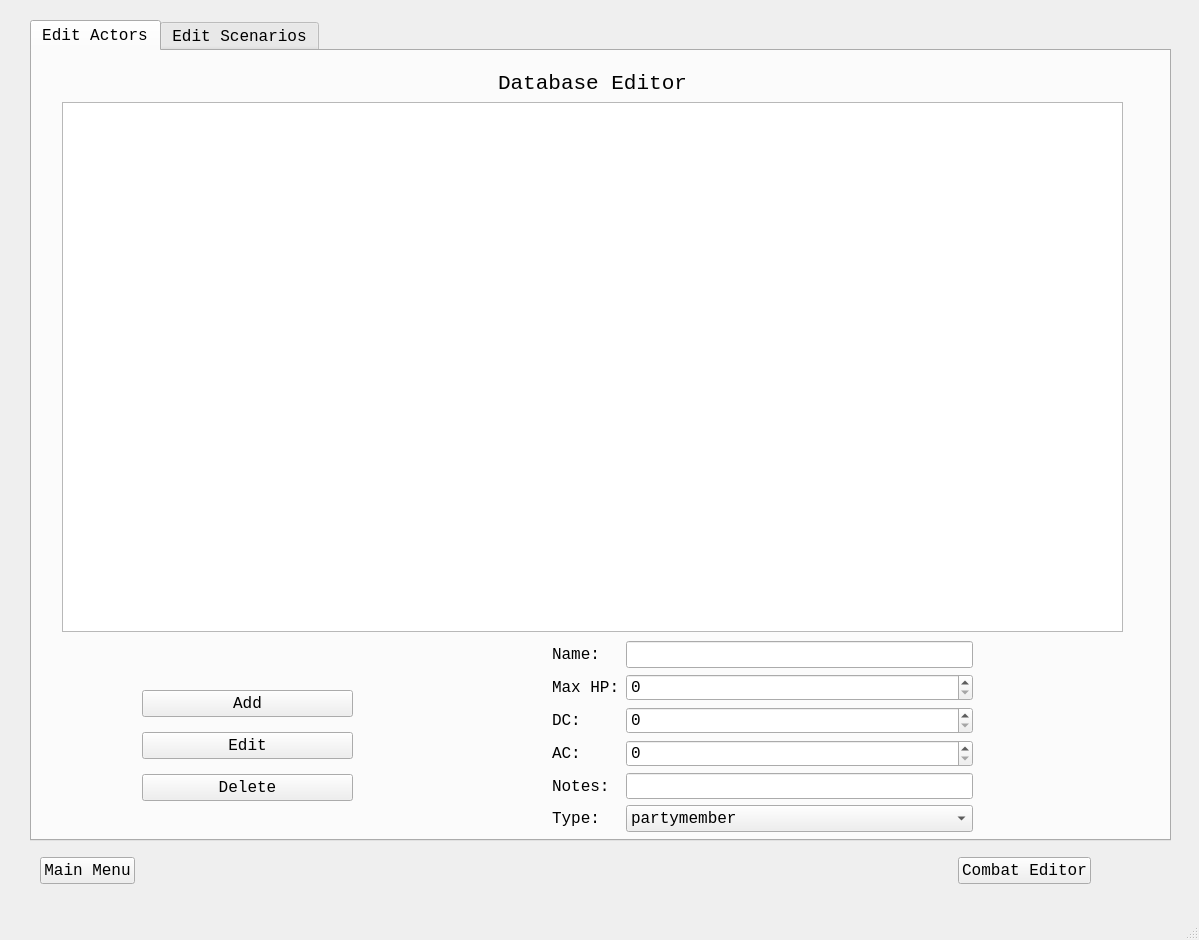
Before: the Qt Designer form Dnd-Combat-Tracker/mainwindow.ui in taintedbones/Dnd-Combat-Tracker, drawn with Qt 5.
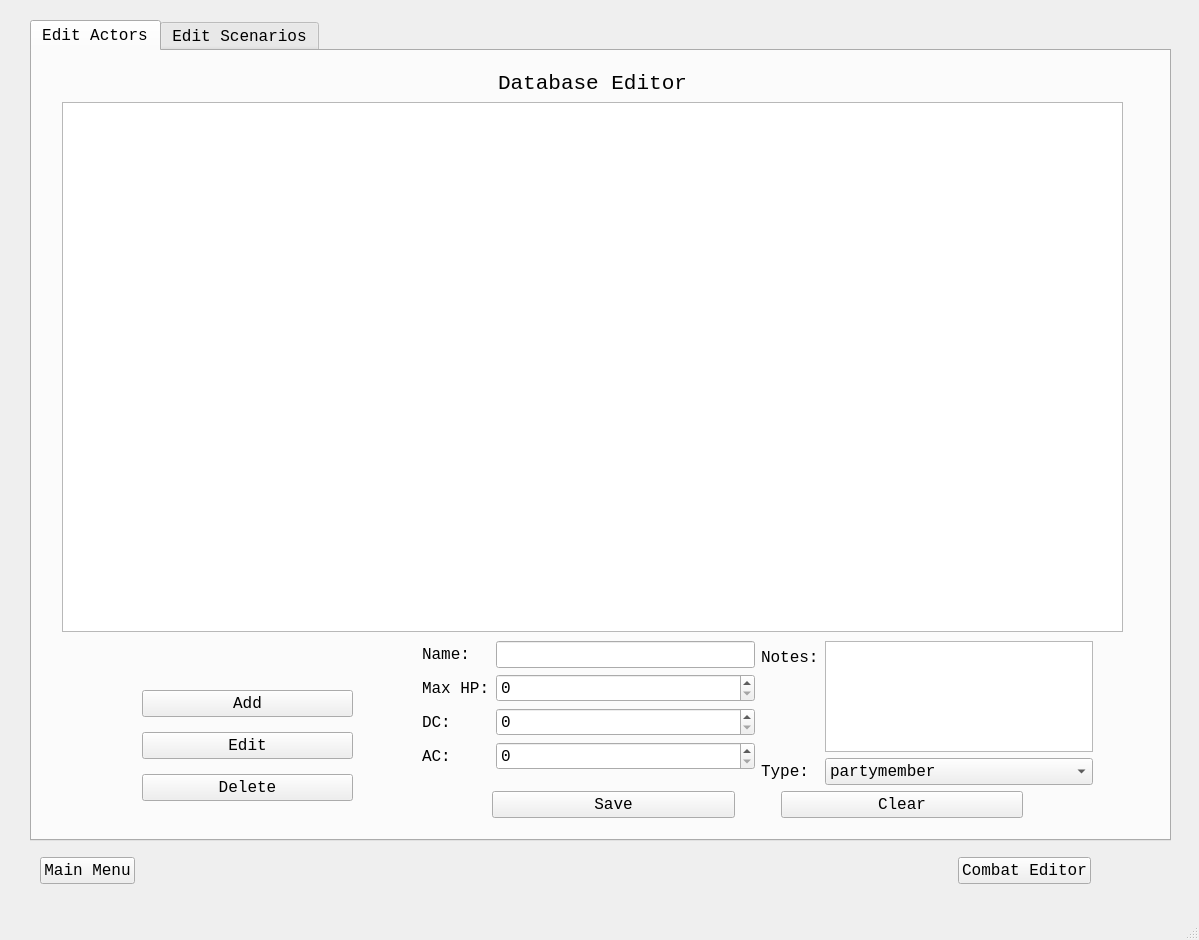
After: the same form once the commit is applied.

Commit message:
Reformatted editActors form
- Make notes line edit a text browser
- Added save & clear buttons
- Gave form two columns for more space
- Placed all  form objects in container

```diff
--- a/Dnd-Combat-Tracker/mainwindow.ui
+++ b/Dnd-Combat-Tracker/mainwindow.ui
@@ -988,12 +988,16 @@
        <widget class="QWidget" name="formLayoutWidget_2">
         <property name="geometry">
          <rect>
-          <x>520</x>
+          <x>390</x>
           <y>590</y>
-          <width>421</width>
-          <height>191</height>
+          <width>671</width>
+          <height>177</height>
          </rect>
         </property>
+        <layout class="QVBoxLayout" name="editActorsContainer_verticalLayout">
+         <item>
+          <layout class="QHBoxLayout" name="horizontalLayout_9">
+           <item>
         <layout class="QFormLayout" name="editActors_formLayout">
          <item row="0" column="0">
           <widget class="QLabel" name="name_editActors_label">
@@ -1023,13 +1027,6 @@
            </property>
           </widget>
          </item>
-         <item row="4" column="0">
-          <widget class="QLabel" name="notes_editActors_label">
-           <property name="text">
-            <string>Notes:</string>
-           </property>
-          </widget>
-         </item>
          <item row="0" column="1">
           <widget class="QLineEdit" name="name_editActors_lineEdit"/>
          </item>
@@ -1042,17 +1039,21 @@
          <item row="3" column="1">
           <widget class="QSpinBox" name="ac_editActors_spinBox"/>
          </item>
-         <item row="4" column="1">
-          <widget class="QLineEdit" name="notes_editActors_lineEdit"/>
-         </item>
-         <item row="5" column="0">
+            </layout>
+           </item>
+           <item>
+            <layout class="QFormLayout" name="formLayout_2">
+             <item row="0" column="1">
+              <widget class="QTextBrowser" name="notes_editActors_textBrowser"/>
+             </item>
+             <item row="1" column="0">
           <widget class="QLabel" name="type_editActors_label">
            <property name="text">
             <string>Type:</string>
            </property>
           </widget>
          </item>
-         <item row="5" column="1">
+             <item row="1" column="1">
           <widget class="QComboBox" name="type_editActors_comboBox">
            <item>
             <property name="text">
@@ -1075,6 +1076,57 @@
             </property>
            </item>
           </widget>
+             </item>
+             <item row="0" column="0">
+              <widget class="QLabel" name="notes_editActors_label">
+               <property name="text">
+                <string>Notes:</string>
+               </property>
+              </widget>
+             </item>
+            </layout>
+           </item>
+          </layout>
+         </item>
+         <item>
+          <layout class="QHBoxLayout" name="horizontalLayout_10">
+           <property name="leftMargin">
+            <number>70</number>
+           </property>
+           <property name="rightMargin">
+            <number>70</number>
+           </property>
+           <item>
+            <widget class="QPushButton" name="save_editActors_pushButton">
+             <property name="text">
+              <string>Save</string>
+             </property>
+            </widget>
+           </item>
+           <item>
+            <spacer name="horizontalSpacer_3">
+             <property name="orientation">
+              <enum>Qt::Horizontal</enum>
+             </property>
+             <property name="sizeType">
+              <enum>QSizePolicy::Preferred</enum>
+             </property>
+             <property name="sizeHint" stdset="0">
+              <size>
+               <width>40</width>
+               <height>20</height>
+              </size>
+             </property>
+            </spacer>
+           </item>
+           <item>
+            <widget class="QPushButton" name="clear_editActors_pushButton">
+             <property name="text">
+              <string>Clear</string>
+             </property>
+            </widget>
+           </item>
+          </layout>
          </item>
         </layout>
        </widget>
```
Left out of the diff: 2 changed lines with no effect on the pictures. Lines whose indentation alone changed are shown as unchanged.
